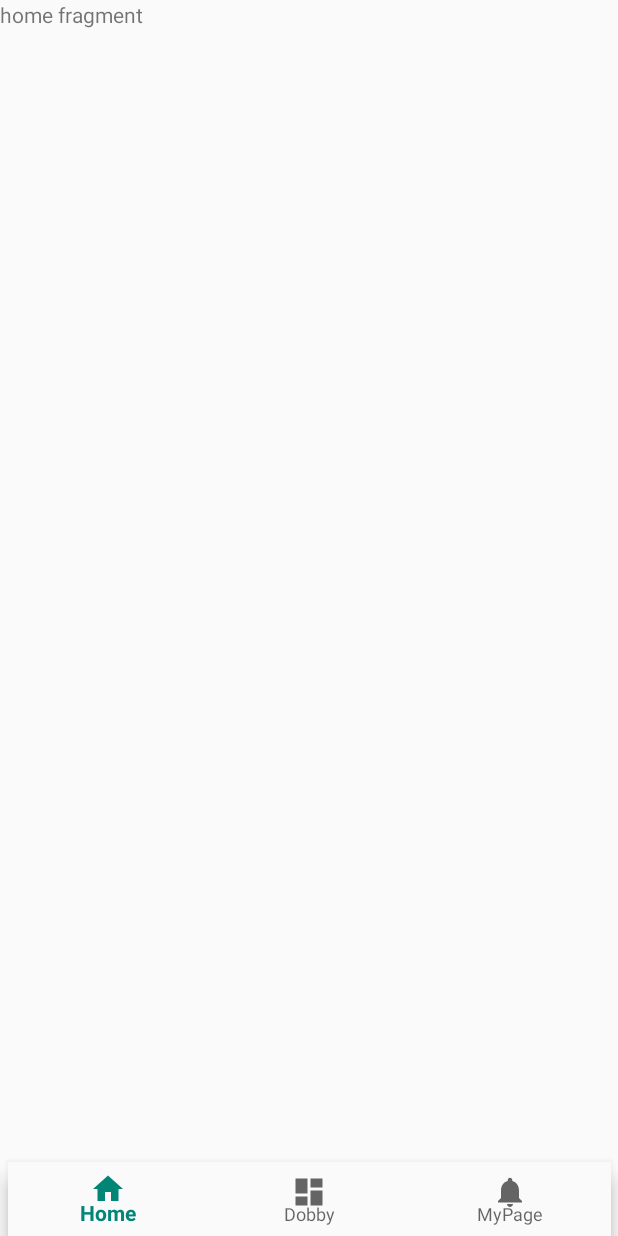
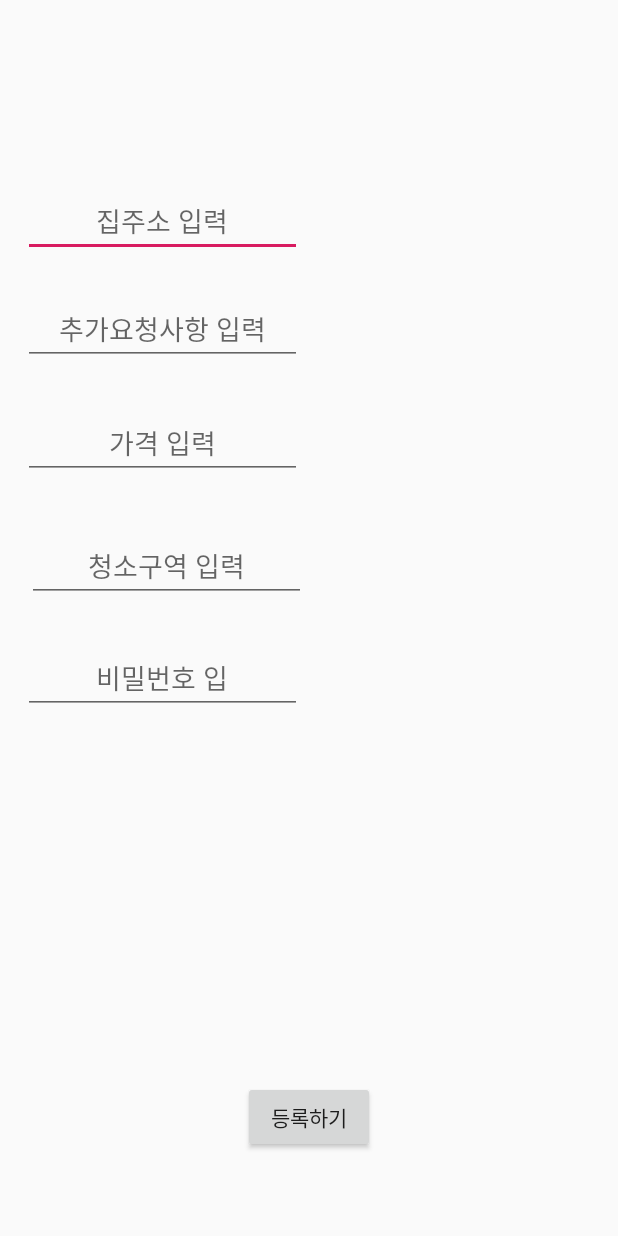
Before and after one commit to LINDBURG/GOKATHON_2019, an Android app: the HomeActivity screen opened directly, with no data from a screen before it, after a tap on an icon or button, on a phone screen of 412 x 824 dp. Run offline under Robolectric (Android 15) with nearby library versions, the phone set to English and light mode, and no system bars.

Commit message:
집 등록 activity 추가

```diff
--- a/client/app/src/main/AndroidManifest.xml
+++ b/client/app/src/main/AndroidManifest.xml
@@ -17,7 +17,8 @@
         android:supportsRtl="true"
         android:theme="@style/AppTheme"
         android:usesCleartextTraffic="true">
-        <activity android:name=".AuthActivity"></activity>
+        <activity android:name=".HouseActivity"></activity>
+        <activity android:name=".AuthActivity" />
         <activity android:name=".AuthAcrivity" />
 
         <uses-library
--- a/client/app/src/main/java/com/example/gokathon/HomeActivity.java
+++ b/client/app/src/main/java/com/example/gokathon/HomeActivity.java
@@ -6,6 +6,7 @@ import androidx.fragment.app.FragmentManager;
 import androidx.fragment.app.FragmentTransaction;
 
 import android.content.Context;
+import android.content.Intent;
 import android.graphics.Color;
 import android.graphics.drawable.ColorDrawable;
 import android.net.Uri;
@@ -95,7 +96,11 @@ public class HomeActivity extends AppCompatActivity implements HomeFragment.OnFr
                 @Override
                 public void onClick(View v) {
                     window.dismiss();
-                    if(!houseFragment.isAdded()) transaction.replace(R.id.frameLayout, houseFragment).commitNowAllowingStateLoss();
+                    //if(!houseFragment.isAdded()) transaction.replace(R.id.frameLayout, houseFragment).commitNowAllowingStateLoss();
+
+                    Intent mainIntent = new Intent(HomeActivity.this, HouseActivity.class);
+                    startActivity(mainIntent);
+                    finish();
 
                 }
             });
--- /dev/null
+++ b/client/app/src/main/java/com/example/gokathon/HouseActivity.java
@@ -0,0 +1,28 @@
+package com.example.gokathon;
+
+import androidx.appcompat.app.AppCompatActivity;
+
+import android.content.Intent;
+import android.os.Bundle;
+import android.view.View;
+import android.widget.Button;
+
+public class HouseActivity extends AppCompatActivity {
+    private Button registeration;
+
+    @Override
+    protected void onCreate(Bundle savedInstanceState) {
+        super.onCreate(savedInstanceState);
+        setContentView(R.layout.activity_house);
+
+        registeration = (Button) findViewById(R.id.registerButton);
+        registeration.setOnClickListener(new View.OnClickListener() {
+            @Override
+            public void onClick(View v) {
+                Intent mainIntent = new Intent(HouseActivity.this, HomeActivity.class);
+                startActivity(mainIntent);
+                finish();
+            }
+        });
+    }
+}
--- a/client/app/src/main/java/com/example/gokathon/LoadingActivity.java
+++ b/client/app/src/main/java/com/example/gokathon/LoadingActivity.java
@@ -22,7 +22,6 @@ public class LoadingActivity extends AppCompatActivity {
                 startActivity(mainIntent);
                 finish();
 
-
                 overridePendingTransition(R.anim.fadein, R.anim.fadeout);
             }
         },SPLASH_TIME_OUT);
--- /dev/null
+++ b/client/app/src/main/res/layout/activity_house.xml
@@ -0,0 +1,85 @@
+<?xml version="1.0" encoding="utf-8"?>
+<RelativeLayout xmlns:android="http://schemas.android.com/apk/res/android"
+    xmlns:app="http://schemas.android.com/apk/res-auto"
+    xmlns:tools="http://schemas.android.com/tools"
+    android:layout_width="match_parent"
+    android:layout_height="match_parent"
+    tools:context=".HouseActivity">
+
+    <EditText
+        android:id="@+id/location"
+        android:layout_width="186dp"
+        android:layout_height="wrap_content"
+        android:layout_alignParentStart="true"
+        android:layout_alignParentTop="true"
+        android:layout_marginStart="15dp"
+        android:layout_marginTop="123dp"
+        android:gravity="center"
+        android:hint="집주소 입력"
+        tools:layout_editor_absoluteX="13dp"
+        tools:layout_editor_absoluteY="261dp" />
+
+
+    <EditText
+        android:id="@+id/password"
+        android:layout_width="186dp"
+        android:layout_height="wrap_content"
+        android:layout_alignParentStart="true"
+        android:layout_alignParentTop="true"
+        android:layout_marginStart="15dp"
+        android:layout_marginTop="428dp"
+        android:gravity="center"
+        android:hint="비밀번호 입"
+        tools:layout_editor_absoluteX="13dp"
+        tools:layout_editor_absoluteY="261dp" />
+
+    <EditText
+        android:id="@+id/clean"
+        android:layout_width="186dp"
+        android:layout_height="wrap_content"
+        android:layout_alignParentStart="true"
+        android:layout_alignParentTop="true"
+        android:layout_marginStart="18dp"
+        android:layout_marginTop="353dp"
+        android:gravity="center"
+        android:hint="청소구역 입력"
+        tools:layout_editor_absoluteX="13dp"
+        tools:layout_editor_absoluteY="261dp" />
+
+    <EditText
+        android:id="@+id/price"
+        android:layout_width="186dp"
+        android:layout_height="wrap_content"
+        android:layout_alignParentStart="true"
+        android:layout_alignParentTop="true"
+        android:layout_marginStart="15dp"
+        android:layout_marginTop="271dp"
+        android:gravity="center"
+        android:hint="가격 입력"
+        tools:layout_editor_absoluteX="13dp"
+        tools:layout_editor_absoluteY="261dp" />
+
+    <EditText
+        android:id="@+id/etc"
+        android:layout_width="186dp"
+        android:layout_height="wrap_content"
+        android:layout_alignParentStart="true"
+        android:layout_alignParentTop="true"
+        android:layout_marginStart="15dp"
+        android:layout_marginTop="195dp"
+        android:gravity="center"
+        android:hint="추가요청사항 입력"
+        tools:layout_editor_absoluteX="13dp"
+        tools:layout_editor_absoluteY="261dp" />
+
+    <Button
+        android:id="@+id/registerButton"
+        android:layout_width="wrap_content"
+        android:layout_height="wrap_content"
+        android:layout_alignParentBottom="true"
+        android:layout_centerHorizontal="true"
+        android:layout_marginBottom="55dp"
+        android:text="등록하기"
+        tools:layout_editor_absoluteX="173dp"
+        tools:layout_editor_absoluteY="551dp" />
+</RelativeLayout>
```
